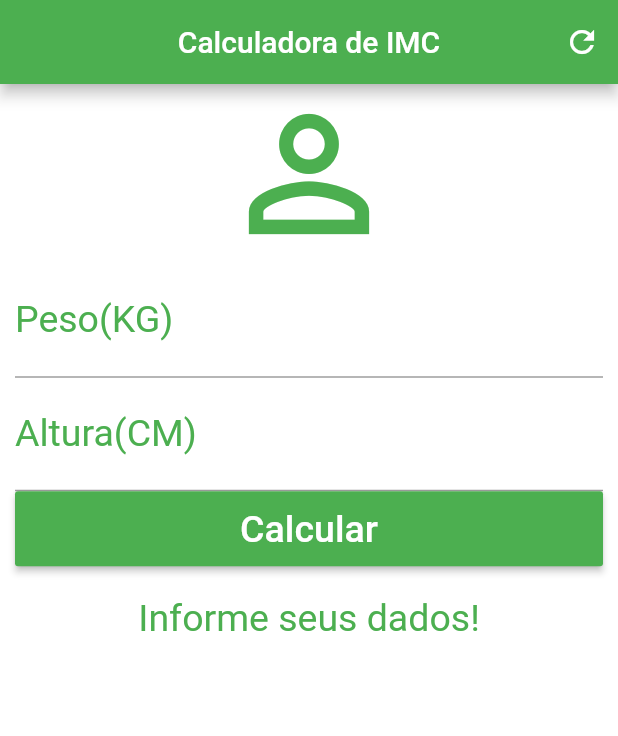
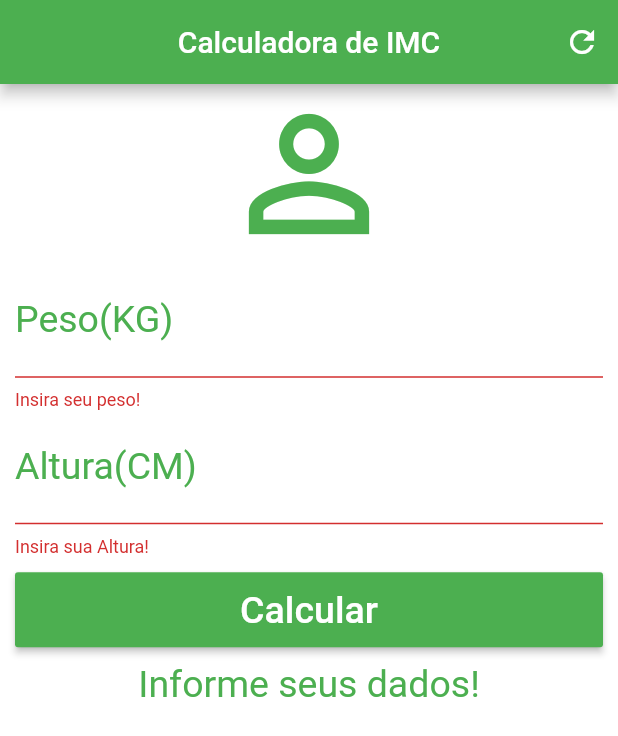
Before and after one commit to AlexandreMilitao/calculadora_imc, a Flutter app: the screen it shows after launch, after a tap on "Calcular", on a phone screen of 412 x 824 dp. Shown: the top 736 px of the screen. Run offline on Flutter 3.47's test engine with Material 2 defaults, Android fonts, the phone set to English and light mode, and no system bars.

Commit message:
commit_validation_height_and_weight

```diff
--- a/lib/main.dart
+++ b/lib/main.dart
@@ -21,12 +21,14 @@ class _HomeState extends State<Home> {
   TextEditingController weightController = TextEditingController();
   TextEditingController heightController = TextEditingController();
 
+  GlobalKey<FormState> _formKey = GlobalKey<FormState>();
+
   String _infoText = "Informe seus dados!";
 
   void _resetFields() {
-    setState(() {
     weightController.text = "";
     heightController.text = "";
+    setState(() {
       _infoText = "Informe seus dados!";
     });
   }
@@ -37,17 +39,17 @@ class _HomeState extends State<Home> {
       double height = double.parse(heightController.text) / 100;
       double imc = weight / (height * height);
       if (imc <= 18.5) {
-        _infoText = "Abaixo do Peso(IMC:${imc.toStringAsPrecision(4)})";
+        _infoText = "Abaixo do PesoIMC:${imc.toStringAsPrecision(4)}";
       } else if (imc >= 18.6 && imc <= 24.9) {
-        _infoText = "Peso normal (IMC:${imc.toStringAsPrecision(4)})";
+        _infoText = "Peso normal IMC:${imc.toStringAsPrecision(4)}";
       } else if (imc >= 25 && imc <= 25.9) {
-        _infoText = "Sobrepeso (IMC:${imc.toStringAsPrecision(4)})";
+        _infoText = "Sobrepeso IMC:${imc.toStringAsPrecision(4)}";
       } else if (imc >= 30 && imc <= 34.9) {
-        _infoText = "Obesidade 1 (IMC:${imc.toStringAsPrecision(4)})";
+        _infoText = "Obesidade 1 IMC:${imc.toStringAsPrecision(4)}";
       } else if (imc >= 35 && imc <= 39.9) {
-        _infoText = "Obesidade 2 (IMC:${imc.toStringAsPrecision(4)})";
+        _infoText = "Obesidade 2 IMC:${imc.toStringAsPrecision(4)}";
       } else if (imc >= 40) {
-        _infoText = "Obesidade 3 (IMC:${imc.toStringAsPrecision(4)})";
+        _infoText = "Obesidade 3 IMC:${imc.toStringAsPrecision(4)}";
       }
     });
   }
@@ -69,10 +71,13 @@ class _HomeState extends State<Home> {
       backgroundColor: Colors.white,
       body: SingleChildScrollView(
         padding: EdgeInsets.fromLTRB(10.0, 0.0, 10.0, 0.0),
-          child:
-              Column(crossAxisAlignment: CrossAxisAlignment.stretch, children: [
+        child: Form(
+          key: _formKey,
+          child: Column(
+            crossAxisAlignment: CrossAxisAlignment.stretch,
+            children: [
               Icon(Icons.person_outline, size: 120.0, color: Colors.green),
-            TextField(
+              TextFormField(
                 keyboardType: TextInputType.number,
                 decoration: InputDecoration(
                   labelText: "Peso(KG)",
@@ -81,8 +86,13 @@ class _HomeState extends State<Home> {
                 textAlign: TextAlign.center,
                 style: TextStyle(color: Colors.green, fontSize: 25.0),
                 controller: weightController,
+                validator: (value) {
+                  if (value!.isEmpty) {
+                    return "Insira seu peso!";
+                  }
+                },
               ),
-            TextField(
+              TextFormField(
                 keyboardType: TextInputType.number,
                 decoration: InputDecoration(
                   labelText: "Altura(CM)",
@@ -91,11 +101,22 @@ class _HomeState extends State<Home> {
                 textAlign: TextAlign.center,
                 style: TextStyle(color: Colors.green, fontSize: 25.0),
                 controller: heightController,
+                validator: (value) {
+                  if (value!.isEmpty) {
+                    return "Insira sua Altura!";
+                  }
+                },
               ),
-            Container(
+              Padding(
+                padding: EdgeInsets.only(top: 10.0, bottom: 10.0),
+                child: Container(
                   height: 50.0,
                   child: RaisedButton(
-                onPressed: _calculate, //chamando a função no botão
+                    onPressed: () {
+                      if (_formKey.currentState!.validate()) {
+                        _calculate();
+                      }
+                    }, //chamando a função no botão
                     child: Text(
                       "Calcular",
                       style: TextStyle(
@@ -106,8 +127,6 @@ class _HomeState extends State<Home> {
                     color: Colors.green,
                   ),
                 ),
-            Padding(
-              padding: EdgeInsets.only(top: 10.0, bottom: 10.0),
               ),
               Text(
                 _infoText,
@@ -117,7 +136,10 @@ class _HomeState extends State<Home> {
                   fontSize: 25.0,
                 ),
               ),
-          ]),
-        ));
+            ],
+          ),
+        ),
+      ),
+    );
   }
 }
```
Lines whose indentation alone changed are shown as unchanged.
